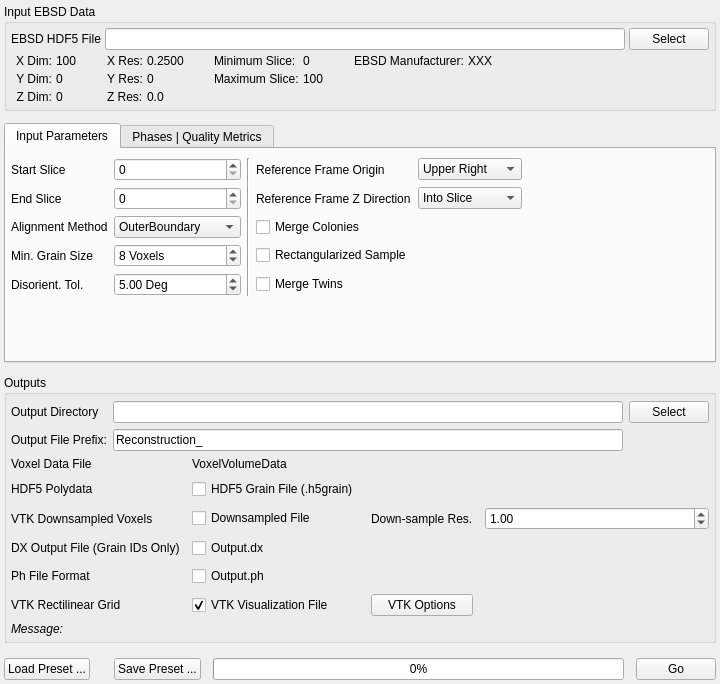
Qt form Source/Plugins/Reconstruction/UI/ReconstructionWidget.ui (BlueQuartzSoftware/DREAM3D) before a commit.
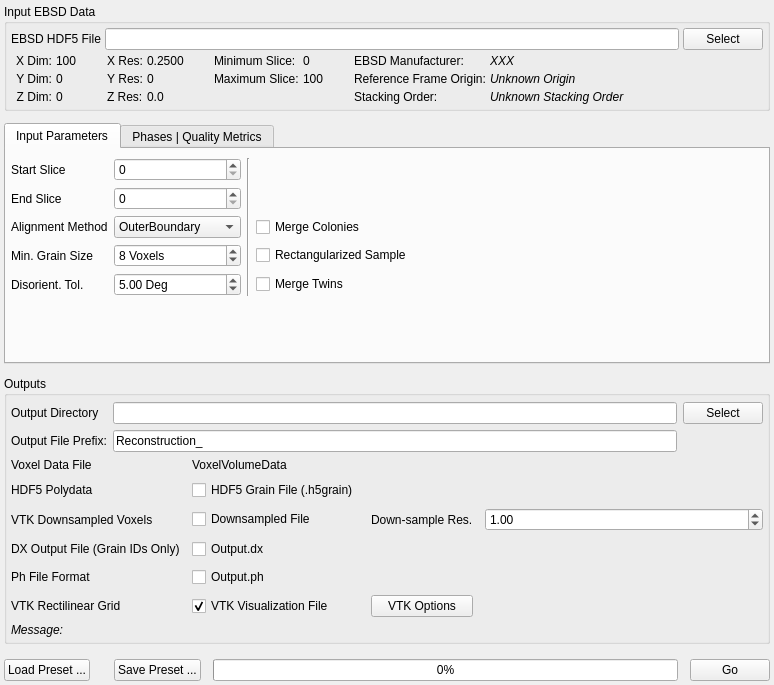
The same form after that commit. Icons and pictures are not drawn. Custom widgets are drawn as their Qt base class.

Commit message: Adding a stacking order and reference frame origin to the EBSD Import plugin and removing them as settable parameters in the reconstruction plugin

Patch:
```diff
--- a/Source/Plugins/Reconstruction/UI/ReconstructionWidget.ui
+++ b/Source/Plugins/Reconstruction/UI/ReconstructionWidget.ui
@@ -6,8 +6,8 @@
    <rect>
     <x>0</x>
     <y>0</y>
-    <width>720</width>
-    <height>684</height>
+    <width>774</width>
+    <height>685</height>
    </rect>
   </property>
   <property name="sizePolicy">
@@ -284,11 +284,54 @@
         </item>
         <item row="0" column="1">
          <widget class="QLabel" name="m_EbsdManufacturer">
+          <property name="font">
+           <font>
+            <italic>true</italic>
+           </font>
+          </property>
           <property name="text">
            <string>XXX</string>
           </property>
          </widget>
         </item>
+        <item row="1" column="0">
+         <widget class="QLabel" name="label_3">
+          <property name="text">
+           <string>Reference Frame Origin:</string>
+          </property>
+         </widget>
+        </item>
+        <item row="2" column="0">
+         <widget class="QLabel" name="label_24">
+          <property name="text">
+           <string>Stacking Order:</string>
+          </property>
+         </widget>
+        </item>
+        <item row="1" column="1">
+         <widget class="QLabel" name="m_ReferenceOrigin">
+          <property name="font">
+           <font>
+            <italic>true</italic>
+           </font>
+          </property>
+          <property name="text">
+           <string>Unknown Origin</string>
+          </property>
+         </widget>
+        </item>
+        <item row="2" column="1">
+         <widget class="QLabel" name="m_StackingOrder">
+          <property name="font">
+           <font>
+            <italic>true</italic>
+           </font>
+          </property>
+          <property name="text">
+           <string>Unknown Stacking Order</string>
+          </property>
+         </widget>
+        </item>
        </layout>
       </item>
       <item row="1" column="5">
@@ -471,45 +514,6 @@
            </property>
           </widget>
          </item>
-         <item row="0" column="3">
-          <widget class="QLabel" name="label_3">
-           <property name="text">
-            <string>Reference Frame Origin</string>
-           </property>
-          </widget>
-         </item>
-         <item row="0" column="4">
-          <widget class="QComboBox" name="m_RefFrameOrigin">
-           <property name="currentIndex">
-            <number>0</number>
-           </property>
-           <item>
-            <property name="text">
-             <string>Upper Right</string>
-            </property>
-           </item>
-           <item>
-            <property name="text">
-             <string>Upper Left</string>
-            </property>
-           </item>
-           <item>
-            <property name="text">
-             <string>Lower Left</string>
-            </property>
-           </item>
-           <item>
-            <property name="text">
-             <string>Lower Right</string>
-            </property>
-           </item>
-           <item>
-            <property name="text">
-             <string>No Transform</string>
-            </property>
-           </item>
-          </widget>
-         </item>
          <item row="0" column="5" rowspan="5">
           <spacer name="horizontalSpacer">
            <property name="orientation">
@@ -544,27 +548,6 @@
            </property>
           </widget>
          </item>
-         <item row="1" column="3">
-          <widget class="QLabel" name="label_24">
-           <property name="text">
-            <string>Reference Frame Z Direction</string>
-           </property>
-          </widget>
-         </item>
-         <item row="1" column="4">
-          <widget class="QComboBox" name="m_RefFrameZDir">
-           <item>
-            <property name="text">
-             <string>Into Slice</string>
-            </property>
-           </item>
-           <item>
-            <property name="text">
-             <string>Out of Slice</string>
-            </property>
-           </item>
-          </widget>
-         </item>
         </layout>
        </item>
        <item>
```
The commit also changes 10 other files.
